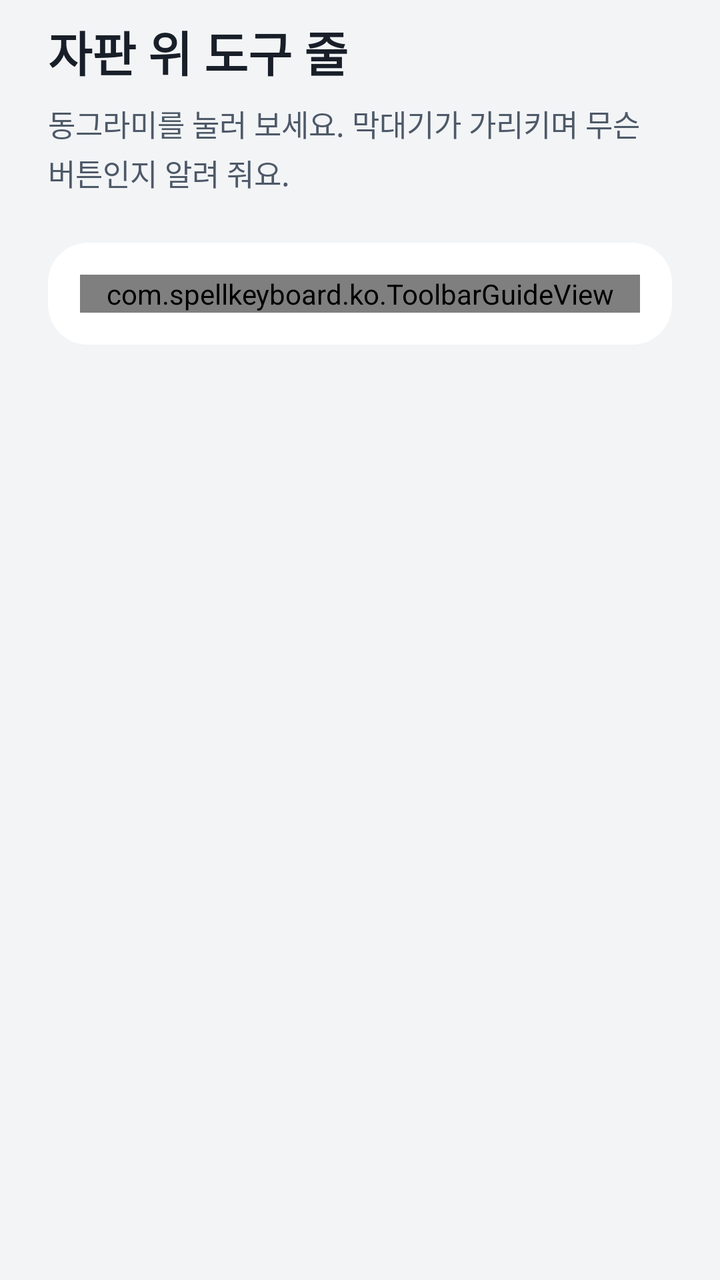
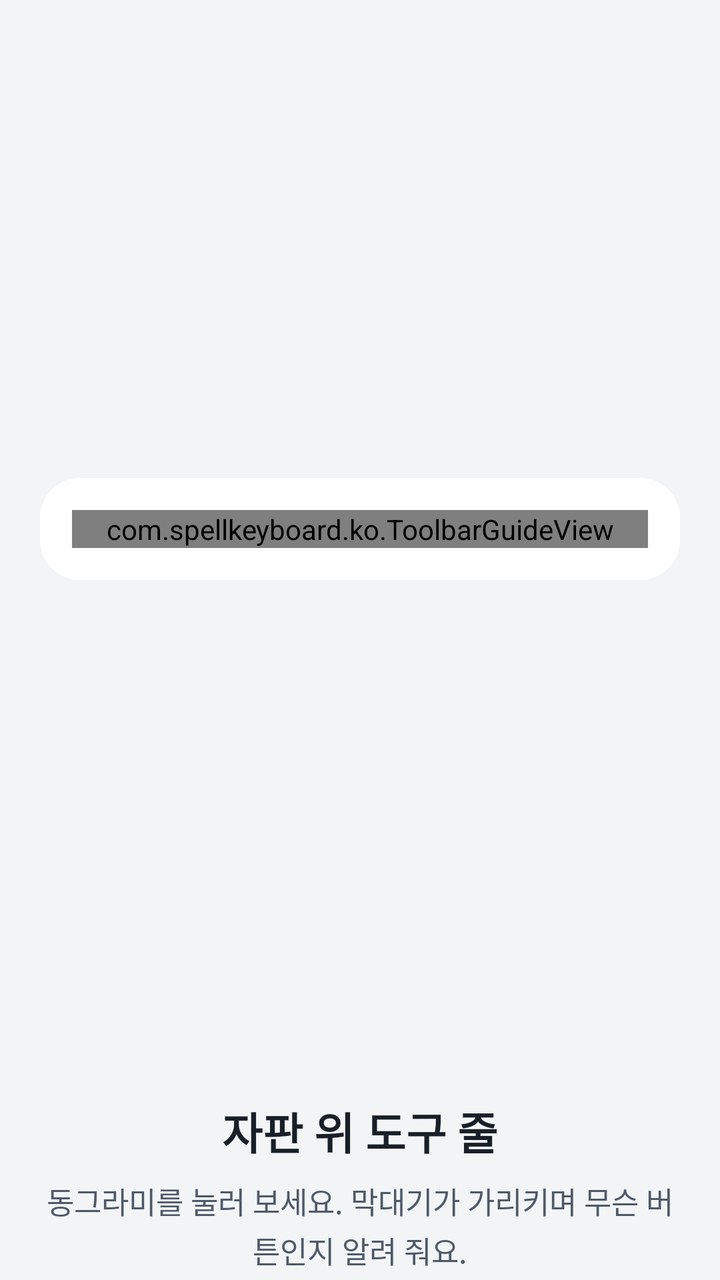

Two renders of the same Android screen: before a commit and after it. Below are the layout's source before the change and the commit's diff.
<!-- AndroidManifest.xml: application theme Theme.SpellKeyboard -->
<!-- res/layout/onboarding_page_toolbar.xml -->
<?xml version="1.0" encoding="utf-8"?>
<ScrollView xmlns:android="http://schemas.android.com/apk/res/android"
    android:layout_width="match_parent"
    android:layout_height="match_parent"
    android:fillViewport="true"
    android:scrollbars="none">

    <LinearLayout
        android:layout_width="match_parent"
        android:layout_height="wrap_content"
        android:orientation="vertical"
        android:paddingHorizontal="24dp"
        android:paddingTop="8dp"
        android:paddingBottom="16dp">

        <TextView style="@style/GuideTitle" android:text="@string/guide2_title" />
        <TextView style="@style/GuideSub" android:text="@string/guide2_sub" />

        <LinearLayout
            android:layout_width="match_parent"
            android:layout_height="wrap_content"
            android:layout_marginTop="24dp"
            android:background="@drawable/bg_card"
            android:orientation="vertical"
            android:padding="16dp">

            <com.spellkeyboard.ko.ToolbarGuideView
                android:layout_width="match_parent"
                android:layout_height="wrap_content" />
        </LinearLayout>
    </LinearLayout>
</ScrollView>
<!-- resources referenced by this layout -->
<resources>
  <!-- drawable bg_card (drawable) -->
  <?xml version="1.0" encoding="utf-8"?>
  <shape xmlns:android="http://schemas.android.com/apk/res/android" android:shape="rectangle">
      <solid android:color="@color/toss_card" />
      <corners android:radius="20dp" />
  </shape>
  <string name="guide2_sub">동그라미를 눌러 보세요. 막대기가 가리키며 무슨 버튼인지 알려 줘요.</string>
  <string name="guide2_title">자판 위 도구 줄</string>
  <style name="GuideSub">
          <item name="android:layout_width">match_parent</item>
          <item name="android:layout_height">wrap_content</item>
          <item name="android:layout_marginTop">8dp</item>
          <item name="android:textColor">@color/toss_text2</item>
          <item name="android:textSize">15sp</item>
          <item name="android:lineSpacingExtra">3dp</item>
      </style>
  <style name="GuideTitle">
          <item name="android:layout_width">match_parent</item>
          <item name="android:layout_height">wrap_content</item>
          <item name="android:textColor">@color/toss_text</item>
          <item name="android:textSize">24sp</item>
          <item name="android:textStyle">bold</item>
      </style>
  <style name="Theme.SpellKeyboard" parent="Theme.AppCompat.DayNight.NoActionBar">
          <item name="android:windowBackground">@color/toss_bg</item>
          <item name="android:statusBarColor">@color/toss_bg</item>
          <item name="android:navigationBarColor">@color/toss_bg</item>
          <item name="android:windowLightStatusBar">@bool/light_system_bars</item>
          <item name="colorAccent">@color/toss_blue</item>
          <item name="android:textColorPrimary">@color/toss_text</item>
          <item name="android:textColorSecondary">@color/toss_text2</item>
      </style>
  <color name="toss_card">#FFFFFF</color>
  <color name="toss_text2">#4E5968</color>
  <color name="toss_text">#191F28</color>
  <color name="toss_bg">#F2F4F6</color>
  <color name="toss_blue">#3182F6</color>
</resources>

<!-- the commit's change to res/layout/onboarding_page_toolbar.xml (unified diff, before → after) -->
@@ -9,24 +9,38 @@
         android:layout_width="match_parent"
         android:layout_height="wrap_content"
         android:orientation="vertical"
-        android:paddingHorizontal="24dp"
-        android:paddingTop="8dp"
-        android:paddingBottom="16dp">
+        android:paddingHorizontal="20dp"
+        android:paddingBottom="4dp">
 
-        <TextView style="@style/GuideTitle" android:text="@string/guide2_title" />
-        <TextView style="@style/GuideSub" android:text="@string/guide2_sub" />
+        <FrameLayout
+            android:layout_width="match_parent"
+            android:layout_height="0dp"
+            android:layout_weight="1">
 
-        <LinearLayout
-            android:layout_width="match_parent"
-            android:layout_height="wrap_content"
-            android:layout_marginTop="24dp"
-            android:background="@drawable/bg_card"
-            android:orientation="vertical"
-            android:padding="16dp">
+            <LinearLayout
+                android:layout_width="match_parent"
+                android:layout_height="wrap_content"
+                android:layout_gravity="center_vertical"
+                android:layout_marginVertical="8dp"
+                android:background="@drawable/bg_card"
+                android:orientation="vertical"
+                android:padding="16dp">
 
-            <com.spellkeyboard.ko.ToolbarGuideView
-                android:layout_width="match_parent"
-                android:layout_height="wrap_content" />
-        </LinearLayout>
+                <com.spellkeyboard.ko.ToolbarGuideView
+                    android:layout_width="match_parent"
+                    android:layout_height="wrap_content" />
+            </LinearLayout>
+        </FrameLayout>
+
+        <TextView
+            style="@style/GuideTitle"
+            android:layout_marginTop="20dp"
+            android:gravity="center"
+            android:text="@string/guide2_title" />
+
+        <TextView
+            style="@style/GuideSub"
+            android:gravity="center"
+            android:text="@string/guide2_sub" />
     </LinearLayout>
 </ScrollView>
<!-- resource entries referenced after the edit -->
@@ -20,7 +20,7 @@
           <item name="android:layout_width">match_parent</item>
           <item name="android:layout_height">wrap_content</item>
           <item name="android:textColor">@color/toss_text</item>
-          <item name="android:textSize">24sp</item>
+          <item name="android:textSize">22sp</item>
           <item name="android:textStyle">bold</item>
       </style>
   <style name="Theme.SpellKeyboard" parent="Theme.AppCompat.DayNight.NoActionBar">
